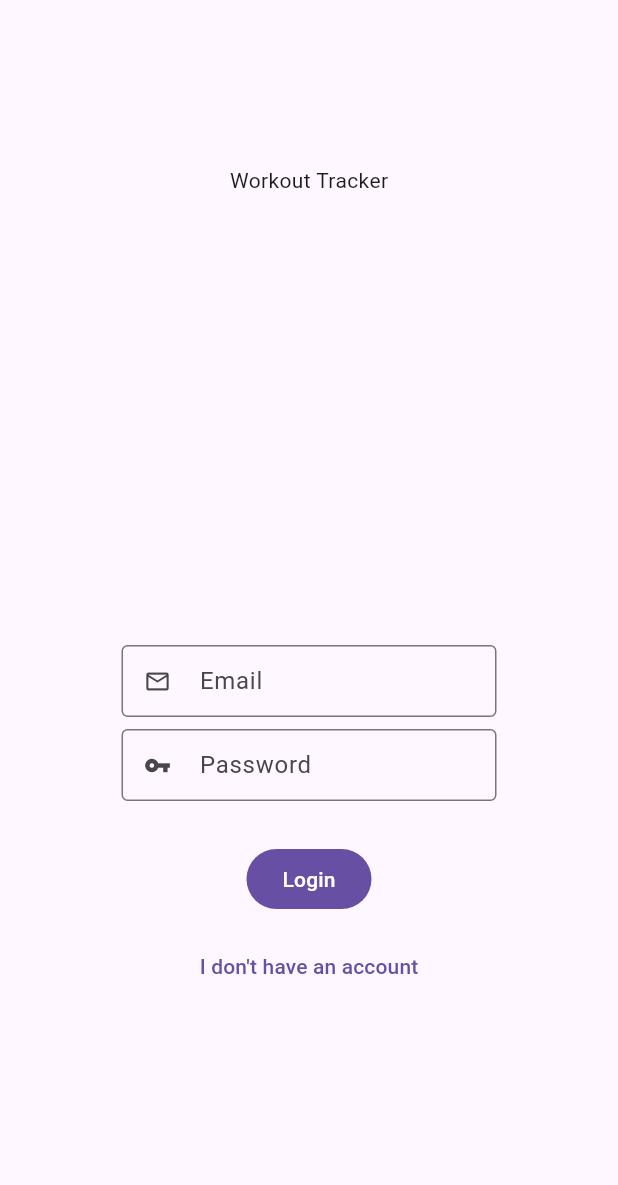
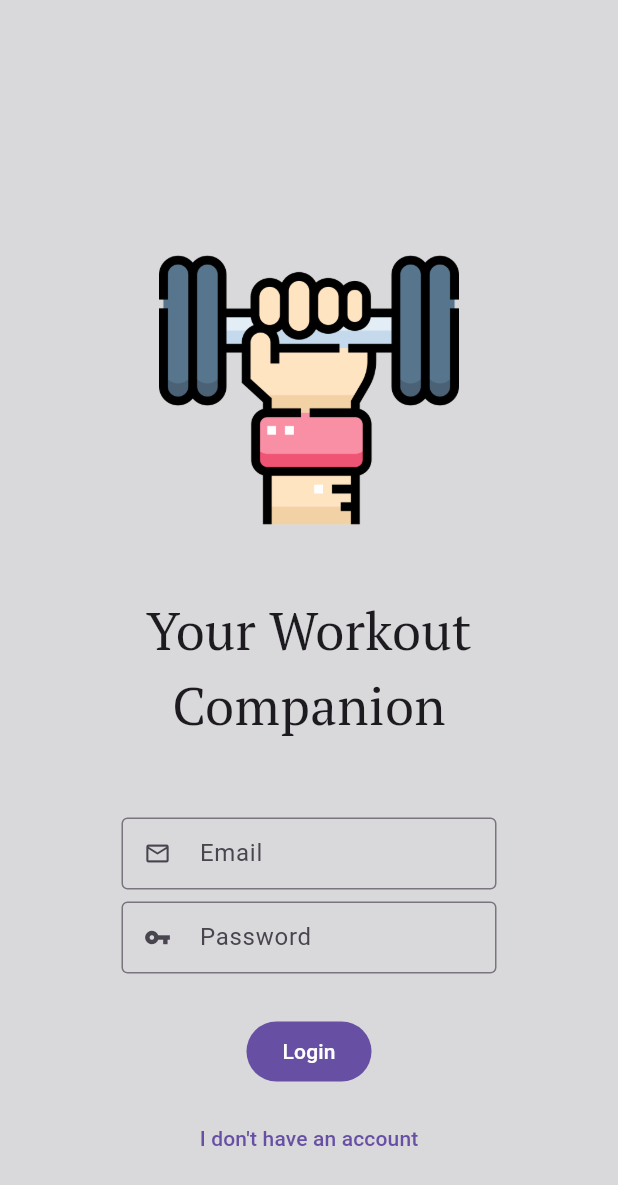
Before and after one commit to JozefSaj/gym_app_flutter, a Flutter app: the screen it shows after launch, on a phone screen of 412 x 824 dp. Shown: the top 1185 px of the screen. Run offline on Flutter 3.47's test engine with Material 2 defaults, Android fonts, the phone set to English and light mode, and no system bars; our stand-ins replace cloud_firestore, firebase_auth, firebase_core, font_awesome_flutter, google_fonts; accounts and stored records are empty.

Commit message:
visualization with imagine done

```diff
--- a/lib/pages/auth_page.dart
+++ b/lib/pages/auth_page.dart
@@ -1,6 +1,7 @@
 import 'package:cloud_firestore/cloud_firestore.dart';
 import 'package:firebase_auth/firebase_auth.dart';
 import 'package:flutter/material.dart';
+import 'package:google_fonts/google_fonts.dart';
 
 class AuthPage extends StatefulWidget {
   const AuthPage({Key? key}) : super(key: key);
@@ -26,15 +27,20 @@ class _AuthPageState extends State<AuthPage> {
     try {
       final UserCredential response;
       if (isLogin) {
-        response = await FirebaseAuth.instance.signInWithEmailAndPassword(email: email, password: password);
+        response = await FirebaseAuth.instance.signInWithEmailAndPassword(
+            email: email, password: password);
       } else {
-        response = await FirebaseAuth.instance.createUserWithEmailAndPassword(email: email, password: password);
+        response = await FirebaseAuth.instance.createUserWithEmailAndPassword(
+            email: email, password: password);
 
-        FirebaseFirestore.instance.collection('users').doc(response.user!.uid).set({
+        FirebaseFirestore.instance.collection('users')
+            .doc(response.user!.uid)
+            .set({
           'email': email,
           'isAdmin': false,
         });
-        FirebaseFirestore.instance.collection('users').add({'userId': FirebaseAuth.instance.currentUser!});
+        FirebaseFirestore.instance.collection('users').add(
+            {'userId': FirebaseAuth.instance.currentUser!});
       }
     } on FirebaseAuthException catch (e) {
       print(e.message);
@@ -43,25 +49,43 @@ class _AuthPageState extends State<AuthPage> {
         setState(() => isLoading = false);
       }
     }
-
   }
 
   @override
   Widget build(BuildContext context) {
     return Scaffold(
+      backgroundColor: const Color.fromRGBO(217, 216, 218, 1),
       body: SingleChildScrollView(
         child: Container(
-          width: MediaQuery.of(context).size.width,
-          height: MediaQuery.of(context).size.height,
+          width: MediaQuery
+              .of(context)
+              .size
+              .width,
+          height: MediaQuery
+              .of(context)
+              .size
+              .height,
           padding: const EdgeInsets.all(10),
           child: Column(
+            crossAxisAlignment: CrossAxisAlignment.center,
             children: [
               const SizedBox(
-                height: 100,
+                height: 150,
               ),
-              const Text("Workout Tracker"),
+              Container(
+                  width: 300,
+                  height: 200,
+                  child: Image.asset('images/logo_auth.png')),
               const SizedBox(
-                height: 300,
+                height: 35,
+              ),
+              Text(
+                "Your Workout Companion",
+                style: GoogleFonts.ptSerif(textStyle: TextStyle(fontSize: 35)),
+                textAlign: TextAlign.center,
+              ),
+              const SizedBox(
+                height: 50,
               ),
               SizedBox(
                 width: 250,
@@ -103,10 +127,10 @@ class _AuthPageState extends State<AuthPage> {
                         },
                         onSaved: (newValue) => password = newValue!,
                         decoration: const InputDecoration(
-                          label: Text('Password',),
-                          border: OutlineInputBorder(),
-                          isDense: true,
-                          prefixIcon: Icon(Icons.vpn_key)
+                            label: Text('Password',),
+                            border: OutlineInputBorder(),
+                            isDense: true,
+                            prefixIcon: Icon(Icons.vpn_key)
                         ),
                       ),
                       const SizedBox(height: 8,),
```
